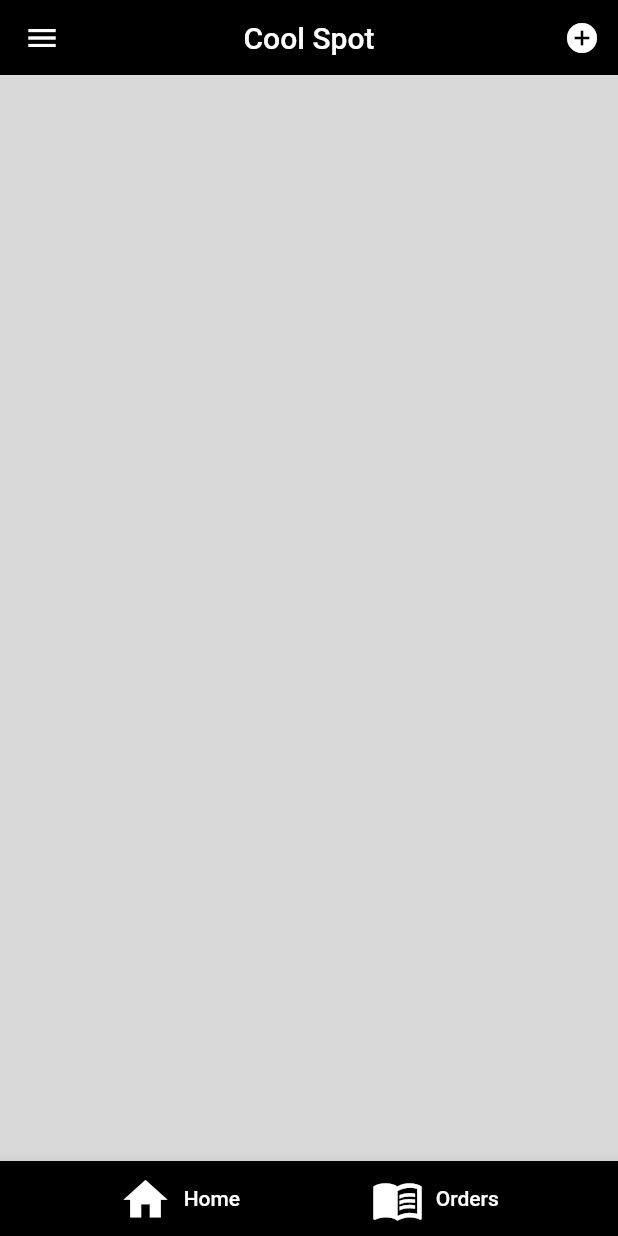
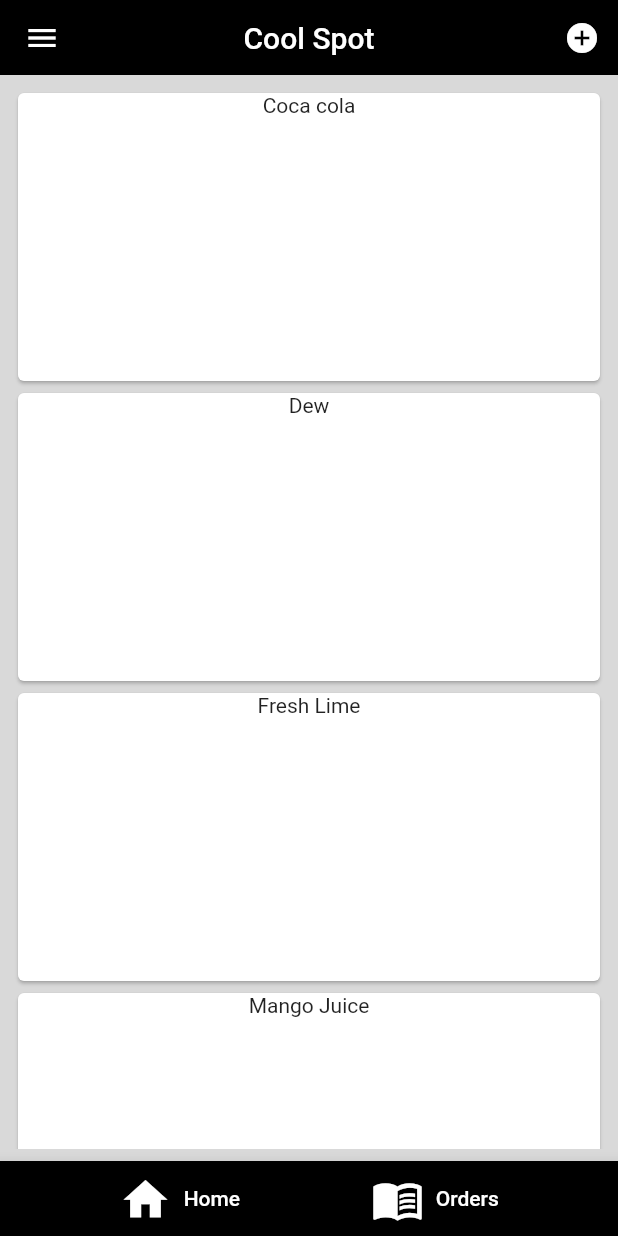
Before and after one commit to JiyadAhammad/Cool-Spot-Admin, a Flutter app: the screen it shows after launch, after a tap on "Login", on a phone screen of 412 x 824 dp. Run offline on Flutter 3.47's test engine with Material 2 defaults, Android fonts, the phone set to English and light mode, and no system bars; our stand-ins replace equatable, get, pinput.

Commit message:
product model created

```diff
--- a/lib/main.dart
+++ b/lib/main.dart
@@ -1,6 +1,11 @@
 import 'package:flutter/material.dart';
+import 'package:get/get.dart';
 
 import 'model/confiq/app_router.dart';
+import 'view/home/home_screen.dart';
+import 'view/login/login.dart';
+import 'view/order/order.dart';
+import 'view/splash/splash_screen.dart';
 
 void main() {
   runApp(const MyApp());
@@ -11,14 +16,27 @@ class MyApp extends StatelessWidget {
 
   @override
   Widget build(BuildContext context) {
-    return MaterialApp(
+    return GetMaterialApp(
       debugShowCheckedModeBanner: false,
       title: 'Flutter Demo',
       theme: ThemeData(
         primarySwatch: Colors.blue,
       ),
-      onGenerateRoute: AppRoute.onGenerateRoute,
-      initialRoute: '/',
+      home: const SplashScreen(),
+      getPages: [
+        GetPage<LoginScreen>(
+          name: '/login',
+          page: () => const LoginScreen(),
+        ),
+        GetPage<HomeScreen>(
+          name: '/home',
+          page: () => const HomeScreen(),
+        ),
+        GetPage<Ordescreen>(
+          name: '/order',
+          page: () => const Ordescreen(),
+        ),
+      ],
     );
   }
 }
--- /dev/null
+++ b/lib/model/home/product_model.dart
@@ -0,0 +1,164 @@
+import 'dart:convert';
+
+import 'package:equatable/equatable.dart';
+import 'package:get/get_connect/http/src/utils/utils.dart';
+
+class Product extends Equatable {
+  const Product({
+    required this.id,
+    required this.name,
+    required this.catergory,
+    required this.decription,
+    required this.imageUrl,
+    required this.isRecommended,
+    required this.isPopular,
+    this.quantity = 0,
+    this.price = 0,
+  });
+
+  final int id;
+  final String name;
+  final String catergory;
+  final String decription;
+  final String imageUrl;
+  final bool isRecommended;
+  final bool isPopular;
+  final int quantity;
+  final double price;
+
+  @override
+  List<Object?> get props => <Object>[
+        id,
+        name,
+        catergory,
+        decription,
+        imageUrl,
+        isRecommended,
+        isPopular,
+        quantity,
+        price,
+      ];
+
+  Product copyWith({
+    int? id,
+    String? name,
+    String? catergory,
+    String? decription,
+    String? imageUrl,
+    bool? isRecommended,
+    bool? isPopular,
+    int? quantity,
+    double? price,
+  }) {
+    return Product(
+      id: id ?? this.id,
+      name: name ?? this.name,
+      catergory: catergory ?? this.catergory,
+      decription: decription ?? this.decription,
+      imageUrl: imageUrl ?? this.imageUrl,
+      isRecommended: isRecommended ?? this.isRecommended,
+      isPopular: isPopular ?? this.isPopular,
+      price: price ?? this.price,
+      quantity: quantity ?? this.quantity,
+    );
+  }
+
+  Map<String, dynamic> toMap() {
+    return {
+      'id': id,
+      'name': name,
+      'catergory': catergory,
+      'decription': decription,
+      'imageUrl': imageUrl,
+      'isRecommended': isRecommended,
+      'isPopular': isPopular,
+      'price': price,
+      'quantity': quantity,
+    };
+  }
+
+  // ignore: sort_constructors_first
+  factory Product.fromMap(Map<String, dynamic> json) {
+    return Product(
+      id: json['id'] as int,
+      name: json['name'] as String,
+      catergory: json['catergory'] as String,
+      decription: json['decription'] as String,
+      imageUrl: json['imageUrl'] as String,
+      isRecommended: json['isRecommended'] as bool,
+      isPopular: json['isPopular'] as bool,
+      price: json['price'] as double,
+      quantity: json['quantity'] as int,
+    );
+  }
+  String toJson() => json.encode(toMap());
+
+  factory Product.fromJson(String source) =>
+      Product.fromMap(json.decode(source) as Map<String, dynamic>);
+
+  @override
+  bool get stringify => true;
+
+  static List<Product> products = <Product>[
+    const Product(
+        id: 1,
+        imageUrl:
+            'https://img.taste.com.au/RemyDecY/w720-h480-cfill-q80/taste/2020/01/jan20_easy-berry-smoothie-taste-156331-1.jpg',
+        name: 'Coca cola',
+        price: 40.0,
+        catergory: 'Cool Drinks',
+        isRecommended: true,
+        isPopular: true,
+        decription: ''),
+    const Product(
+        id: 2,
+        imageUrl:
+            'https://3.imimg.com/data3/DS/UB/MY-14503484/soft-drink-500x500.png',
+        name: 'Dew',
+        price: 40.0,
+        catergory: 'Cool Drinks',
+        isRecommended: true,
+        isPopular: false,
+        decription: ''),
+    const Product(
+        id: 2,
+        imageUrl:
+            'https://encrypted-tbn0.gstatic.com/images?q=tbn:ANd9GcQcawjcJOFIRy1lq3EKx76d4qbV8MfN13CCjg&usqp=CAU',
+        name: 'Fresh Lime',
+        price: 20.0,
+        catergory: 'Smoothies',
+        isRecommended: false,
+        isPopular: true,
+        decription: ''),
+    const Product(
+        id: 2,
+        imageUrl:
+            'https://loveincorporated.blob.core.windows.net/contentimages/main/1249b51f-4258-44f6-8414-221954ae6a79-waterbottlefacts.jpg',
+        name: 'Mango Juice',
+        price: 60.0,
+        catergory: 'Smoothies',
+        isRecommended: true,
+        isPopular: false,
+        decription: ''),
+    const Product(
+        id: 2,
+        imageUrl:
+            'https://loveincorporated.blob.core.windows.net/contentimages/main/1249b51f-4258-44f6-8414-221954ae6a79-waterbottlefacts.jpg',
+        name: 'Bisleri',
+        price: 10.0,
+        catergory: 'Water',
+        isRecommended: false,
+        isPopular: false,
+        decription: ''),
+    const Product(
+        id: 2,
+        imageUrl:
+            'https://encrypted-tbn0.gstatic.com/images?q=tbn:ANd9GcRrTpIC4f7ooBZV6-A_Cpslt9IRRpGbVdoV8A&usqp=CAU',
+        name: 'Kinley',
+        price: 12.0,
+        catergory: 'Water',
+        isRecommended: false,
+        isPopular: true,
+        decription: ''),
+  ];
+}
--- a/lib/view/home/home_screen.dart
+++ b/lib/view/home/home_screen.dart
@@ -1,5 +1,6 @@
 import 'package:flutter/material.dart';
 
+import '../../model/home/product_model.dart';
 import '../constant/color/colors.dart';
 import '../widget/custom_nav_bar.dart';
 import 'navigation_drawer/drawer.dart';
@@ -27,7 +28,25 @@ class HomeScreen extends StatelessWidget {
           action: Icons.add_circle,
         ),
       ),
-      bottomNavigationBar: CustomNavBar(),
+      body: Padding(
+        padding: const EdgeInsets.all(8.0),
+        child: Column(
+          children: <Widget>[
+            Expanded(
+              child: ListView.builder(
+                itemCount: Product.products.length,
+                itemBuilder: (BuildContext context, int index) {
+                  return SizedBox(
+                    height: 200,
+                    child: ProductCard(product: Product.products[index]),
+                  );
+                },
+              ),
+            ),
+          ],
+        ),
+      ),
+      bottomNavigationBar: const CustomNavBar(),
     );
   }
 }
@@ -59,3 +78,25 @@ class CustomAppBar extends StatelessWidget {
     );
   }
 }
+
+class ProductCard extends StatelessWidget {
+  const ProductCard({
+    super.key,
+    required this.product,
+  });
+
+  final Product product;
+
+  @override
+  Widget build(BuildContext context) {
+    return Card(
+      child: Column(
+        children: <Widget>[
+          Text(
+            product.name,
+          )
+        ],
+      ),
+    );
+  }
+}
--- a/lib/view/order/order.dart
+++ b/lib/view/order/order.dart
@@ -23,6 +23,7 @@ class Ordescreen extends StatelessWidget {
         child: CustomAppBar(barTitle: 'Orders', action: Icons.check),
         preferredSize: Size.fromHeight(50),
       ),
+
       bottomNavigationBar: CustomNavBar(),
     );
   }
```
Also changed, not shown: pubspec.yaml (+5 -11 lines), pubspec.lock.
